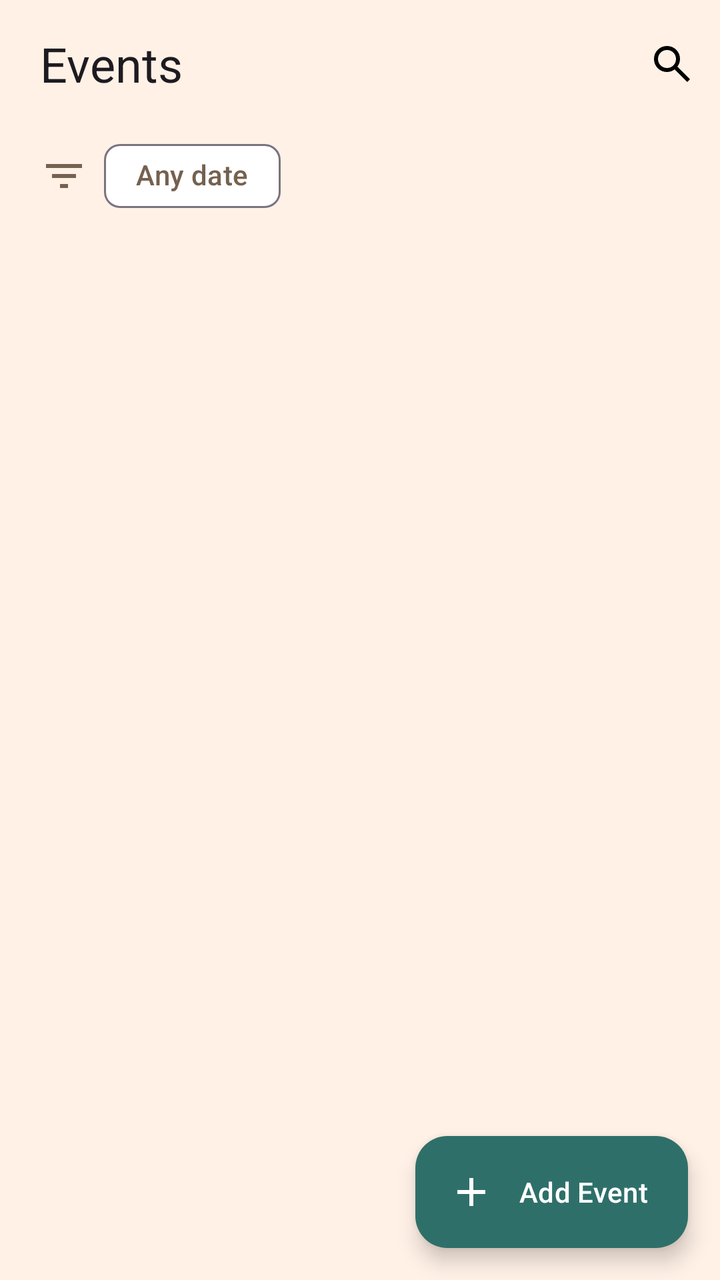
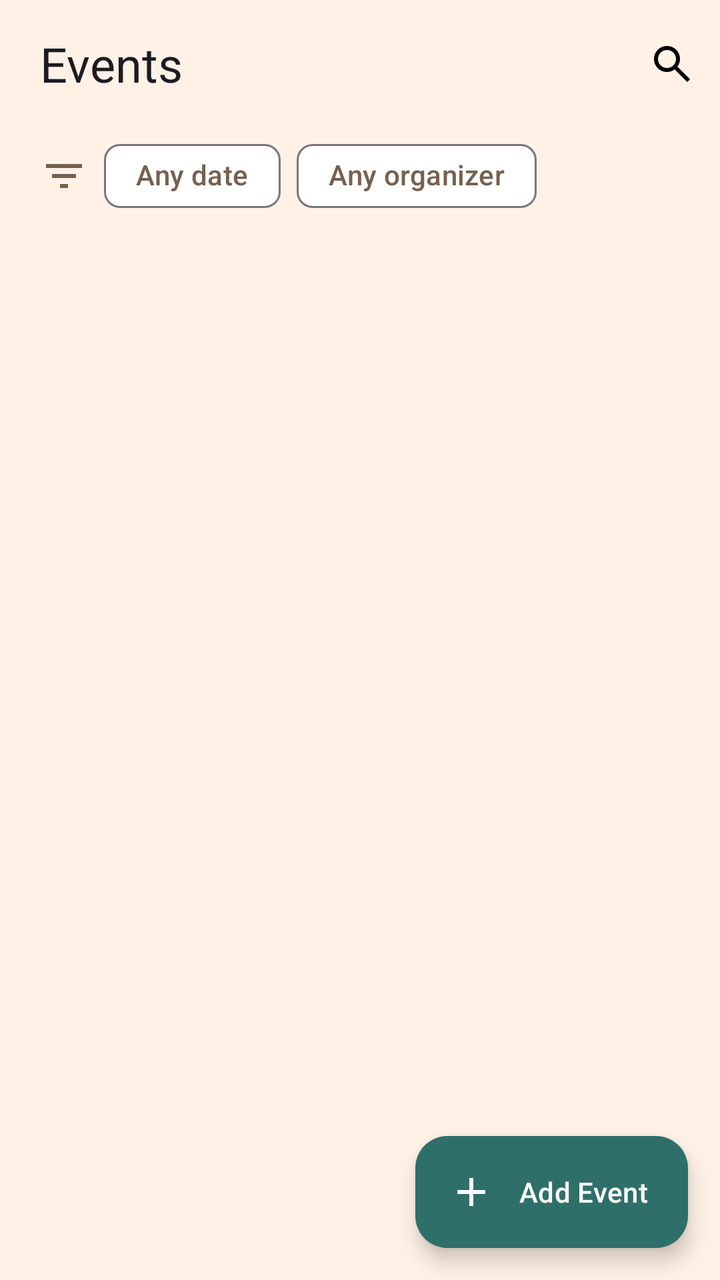

Screens rendered from an Android XML layout before and after an edit, with the pre-edit source and the edit as a unified diff.
<!-- AndroidManifest.xml: application theme Theme.EventAdmin -->
<!-- res/layout/activity_main.xml -->
<?xml version="1.0" encoding="utf-8"?>
<androidx.constraintlayout.widget.ConstraintLayout xmlns:android="http://schemas.android.com/apk/res/android"
    xmlns:app="http://schemas.android.com/apk/res-auto"
    xmlns:tools="http://schemas.android.com/tools"
    android:id="@+id/main"
    android:layout_width="match_parent"
    android:layout_height="match_parent"
    tools:context=".MainActivity">
    
    <com.google.android.material.appbar.MaterialToolbar
        android:layout_width="0dp"
        android:layout_height="?attr/actionBarSize"
        android:id="@+id/toolbar"
        app:title="@string/title"
        app:titleTextAppearance="?attr/textAppearanceHeadlineSmall"
        app:menu="@menu/menu_main"
        app:contentInsetStart="@dimen/page_padding"
        app:layout_constraintTop_toTopOf="parent"
        app:layout_constraintStart_toStartOf="parent"
        app:layout_constraintEnd_toEndOf="parent"/>
    <ImageView
        android:id="@+id/imgFilter"
        android:layout_width="@dimen/ic_filter_size"
        android:layout_height="@dimen/ic_filter_size"
        android:src="@drawable/ic_filter"
        app:tint="@color/text_secondary"
        android:contentDescription="@string/filters"
        android:layout_marginStart="@dimen/page_padding"
        app:layout_constraintStart_toStartOf="parent"
        app:layout_constraintTop_toTopOf="@id/chipGroupFilters"
        app:layout_constraintBottom_toBottomOf="@id/chipGroupFilters"
        />
    <com.google.android.material.chip.ChipGroup
        android:id="@+id/chipGroupFilters"
        android:layout_width="0dp"
        android:layout_height="wrap_content"
        android:layout_marginStart="@dimen/space_small"
        android:layout_marginEnd="@dimen/page_padding"
        app:layout_constraintTop_toBottomOf="@id/toolbar"
        app:layout_constraintStart_toEndOf="@id/imgFilter"
        app:layout_constraintEnd_toEndOf="parent">
        <com.google.android.material.chip.Chip
            android:id="@+id/chipDate"
            android:layout_width="wrap_content"
            android:layout_height="wrap_content"
            style="@style/Widget.Material3.Chip.Filter"
            android:text="@string/chip_date"/>
    </com.google.android.material.chip.ChipGroup>

    <TextView
        android:id="@+id/txtEventCount"
        android:layout_width="wrap_content"
        android:layout_height="wrap_content"
        app:layout_constraintTop_toBottomOf="@id/chipGroupFilters"
        app:layout_constraintStart_toStartOf="parent"
        android:layout_marginStart="@dimen/page_padding"
        android:layout_marginTop="@dimen/space_extra_small"
        android:textAppearance="?attr/textAppearanceBodyMedium"
        android:textColor="@color/text_secondary" />

    <androidx.recyclerview.widget.RecyclerView
        android:id="@+id/recyclerEvents"
        android:layout_width="0dp"
        android:layout_height="0dp"
        android:layout_marginTop="@dimen/space_small"
        android:clipToPadding="false"
        android:paddingHorizontal="@dimen/page_padding"
        android:paddingBottom="@dimen/fab_clearance"
        app:layout_constraintBottom_toBottomOf="parent"
        app:layout_constraintEnd_toEndOf="parent"
        app:layout_constraintStart_toStartOf="parent"
        app:layout_constraintTop_toBottomOf="@id/txtEventCount" />

    <TextView
        android:id="@+id/txtEmpty"
        android:layout_width="wrap_content"
        android:layout_height="wrap_content"
        android:gravity="center"
        android:textAppearance="?attr/textAppearanceBodyMedium"
        android:visibility="gone"
        android:textColor="@color/text_secondary"
        app:layout_constraintBottom_toBottomOf="parent"
        app:layout_constraintEnd_toEndOf="parent"
        app:layout_constraintStart_toStartOf="parent"
        app:layout_constraintTop_toTopOf="parent" />

    <com.google.android.material.floatingactionbutton.ExtendedFloatingActionButton
        android:id="@+id/fabAddEvent"
        android:layout_width="wrap_content"
        android:layout_height="wrap_content"
        app:layout_constraintBottom_toBottomOf="parent"
        app:layout_constraintEnd_toEndOf="parent"
        android:layout_margin="@dimen/space_medium"
        android:text="@string/add_event"
        app:icon="@drawable/ic_add"
        app:backgroundTint="@color/accent"
        android:textColor="@color/on_accent"
        app:iconTint="@color/on_accent" />
</androidx.constraintlayout.widget.ConstraintLayout>
<!-- resources referenced by this layout -->
<resources>
  <color name="accent">#2F6F6A</color>
  <color name="on_accent">#FFFFFF</color>
  <color name="text_secondary">#75614F</color>
  <dimen name="fab_clearance">96dp</dimen>
  <dimen name="ic_filter_size">24dp</dimen>
  <dimen name="page_padding">20dp</dimen>
  <dimen name="space_extra_small">4dp</dimen>
  <dimen name="space_medium">16dp</dimen>
  <dimen name="space_small">8dp</dimen>
  <!-- drawable ic_add (drawable) -->
  <?xml version="1.0" encoding="utf-8"?>
  <vector xmlns:android="http://schemas.android.com/apk/res/android"
      android:width="24dp" android:height="24dp"
      android:viewportWidth="24" android:viewportHeight="24">
      <path android:fillColor="#FFFFFFFF"
          android:pathData="M19,13h-6v6h-2v-6H5v-2h6V5h2v6h6v2z" />
  </vector>
  <!-- drawable ic_filter (drawable) -->
  <vector xmlns:android="http://schemas.android.com/apk/res/android" android:height="24dp" android:tint="#000000" android:viewportHeight="960" android:viewportWidth="960" android:width="24dp">
        
      <path android:fillColor="@android:color/white" android:pathData="M400,720L400,640L560,640L560,720L400,720ZM240,520L240,440L720,440L720,520L240,520ZM120,320L120,240L840,240L840,320L120,320Z"/>
      
  </vector>
  <string name="add_event">Add Event</string>
  <string name="chip_date">Any date</string>
  <string name="filters">Filters</string>
  <string name="title">Events</string>
  <style name="Theme.EventAdmin" parent="Base.Theme.EventAdmin" />
  <style name="Base.Theme.EventAdmin" parent="Theme.Material3.Light.NoActionBar">
          
          
          <item name="colorPrimary">@color/accent</item>
          <item name="android:colorBackground">@color/background</item>
          <item name="colorOnPrimary">@color/on_accent</item>
          <item name="colorSurface">@color/surface</item>
          <item name="colorOnBackground">@color/text_primary</item>
          <item name="colorOnSurface">@color/text_primary</item>
          <item name="colorOnSurfaceVariant">@color/text_secondary</item>
          <item name="colorSecondaryContainer">@color/accent_container</item>
          <item name="colorOnSecondaryContainer">@color/on_accent_container</item>
      </style>
  <color name="background">#FFF1E6</color>
  <color name="surface">#FFFFFF</color>
  <color name="text_primary">#2B211B</color>
  <color name="accent_container">#D6E8E5</color>
  <color name="on_accent_container">#1F4E4A</color>
</resources>

<!-- the commit's change to res/layout/activity_main.xml (unified diff, before → after) -->
@@ -25,10 +25,10 @@
         android:src="@drawable/ic_filter"
         app:tint="@color/text_secondary"
         android:contentDescription="@string/filters"
+        android:layout_marginTop="@dimen/filter_margin_top"
         android:layout_marginStart="@dimen/page_padding"
         app:layout_constraintStart_toStartOf="parent"
         app:layout_constraintTop_toTopOf="@id/chipGroupFilters"
-        app:layout_constraintBottom_toBottomOf="@id/chipGroupFilters"
         />
     <com.google.android.material.chip.ChipGroup
         android:id="@+id/chipGroupFilters"
@@ -45,6 +45,12 @@
             android:layout_height="wrap_content"
             style="@style/Widget.Material3.Chip.Filter"
             android:text="@string/chip_date"/>
+        <com.google.android.material.chip.Chip
+            android:id="@+id/chipOrganizer"
+            android:layout_width="wrap_content"
+            android:layout_height="wrap_content"
+            style="@style/Widget.Material3.Chip.Filter"
+            android:text="@string/chip_organizer"/>
     </com.google.android.material.chip.ChipGroup>
 
     <TextView
<!-- resource entries referenced after the edit -->
@@ -4,6 +4,7 @@
   <color name="on_accent">#FFFFFF</color>
   <color name="text_secondary">#75614F</color>
   <dimen name="fab_clearance">96dp</dimen>
+  <dimen name="filter_margin_top">12dp</dimen>
   <dimen name="ic_filter_size">24dp</dimen>
   <dimen name="page_padding">20dp</dimen>
   <dimen name="space_extra_small">4dp</dimen>
@@ -25,6 +26,7 @@
   </vector>
   <string name="add_event">Add Event</string>
   <string name="chip_date">Any date</string>
+  <string name="chip_organizer">Any organizer</string>
   <string name="filters">Filters</string>
   <string name="title">Events</string>
   <style name="Theme.EventAdmin" parent="Base.Theme.EventAdmin" />
